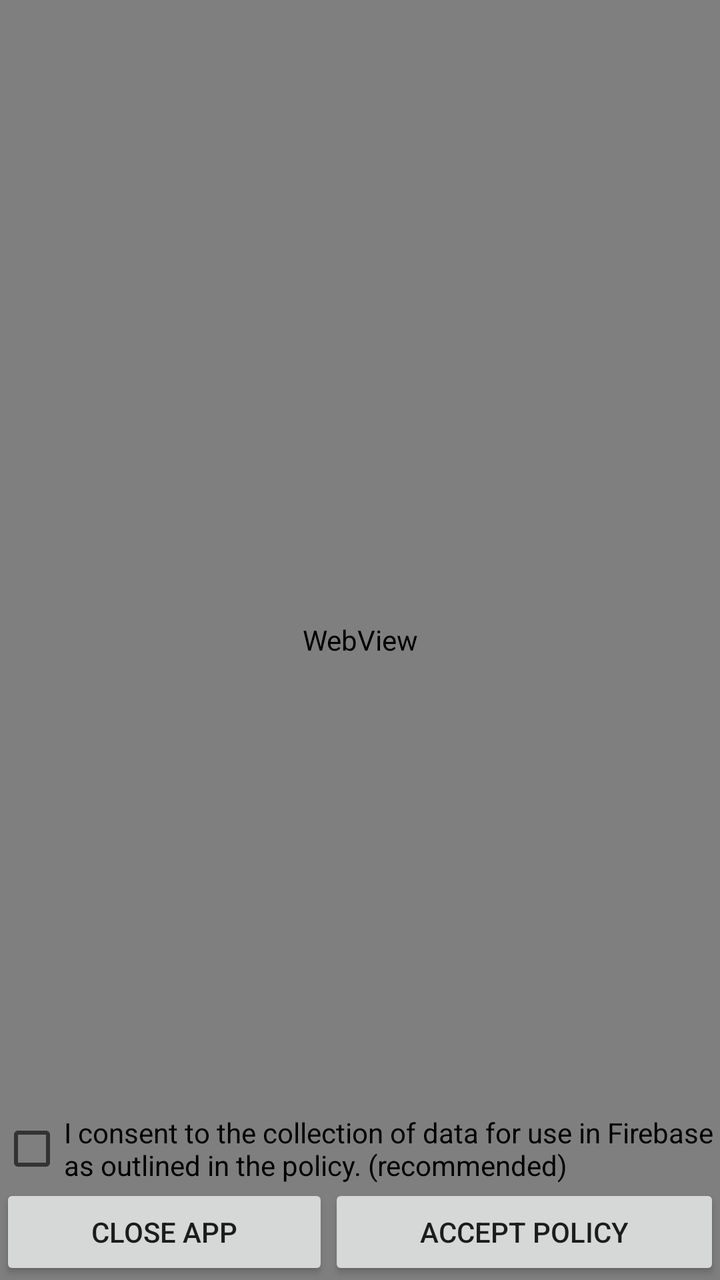
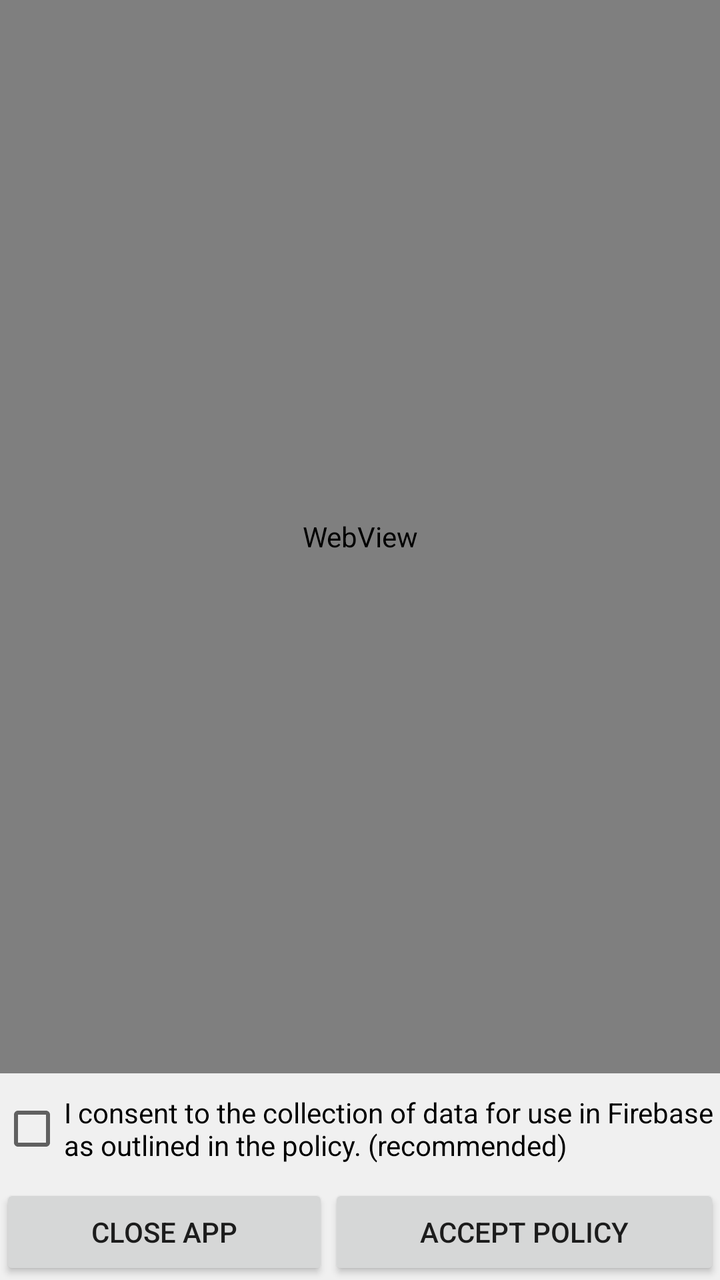

Two renders of the same Android screen: before a commit and after it. Below are the layout's source before the change and the commit's diff.
<!-- AndroidManifest.xml: activity theme AppTheme.NoActionBar -->
<!-- res/layout/fragment_consent.xml -->
<?xml version="1.0" encoding="utf-8"?>
<androidx.constraintlayout.widget.ConstraintLayout xmlns:android="http://schemas.android.com/apk/res/android"
    xmlns:tools="http://schemas.android.com/tools"
    android:layout_width="match_parent"
    android:layout_height="match_parent"
    xmlns:app="http://schemas.android.com/apk/res-auto"
    tools:context=".ConsentFragment">

    <WebView
        android:id="@+id/privacyWebView"
        android:layout_width="match_parent"
        android:layout_height="match_parent"
        app:layout_constraintBottom_toTopOf="@+id/firebaseConsent"
        app:layout_constraintTop_toTopOf="parent"
        app:layout_constraintVertical_bias="1.0" >

    </WebView>

    <CheckBox
        android:id="@+id/firebaseConsent"
        android:layout_width="wrap_content"
        android:layout_height="wrap_content"
        android:checked="false"
        android:text="I consent to the collection of data for use in Firebase as outlined in the policy. (recommended)"
        app:layout_constraintBottom_toTopOf="@+id/buttonLayout"
        app:layout_constraintEnd_toEndOf="parent"
        app:layout_constraintStart_toStartOf="parent" />

    <LinearLayout
        android:id="@+id/buttonLayout"
        android:layout_width="match_parent"
        android:layout_height="wrap_content"
        android:orientation="horizontal"
        app:layout_constraintBottom_toBottomOf="parent">

        <Button
            android:id="@+id/closeAppButton"
            android:layout_width="wrap_content"
            android:layout_height="wrap_content"
            android:layout_weight="1"
            android:text="Close App" />

        <Button
            android:id="@+id/acceptPolicyButton"
            android:layout_width="wrap_content"
            android:layout_height="wrap_content"
            android:layout_weight="1"
            android:text="Accept Policy" />
    </LinearLayout>

</androidx.constraintlayout.widget.ConstraintLayout>
<!-- resources referenced by this layout -->
<resources>
  <style name="AppTheme.NoActionBar">
          <item name="windowActionBar">false</item>
          <item name="windowNoTitle">true</item>
      </style>
</resources>

<!-- the commit's change to res/layout/fragment_consent.xml (unified diff, before → after) -->
@@ -1,20 +1,28 @@
 <?xml version="1.0" encoding="utf-8"?>
 <androidx.constraintlayout.widget.ConstraintLayout xmlns:android="http://schemas.android.com/apk/res/android"
+    xmlns:app="http://schemas.android.com/apk/res-auto"
     xmlns:tools="http://schemas.android.com/tools"
     android:layout_width="match_parent"
     android:layout_height="match_parent"
-    xmlns:app="http://schemas.android.com/apk/res-auto"
+    android:background="#F0F0F0"
     tools:context=".ConsentFragment">
 
     <WebView
         android:id="@+id/privacyWebView"
         android:layout_width="match_parent"
-        android:layout_height="match_parent"
+        android:layout_height="0dp"
+        app:layout_constraintBottom_toTopOf="@+id/space1"
+        app:layout_constraintTop_toTopOf="parent"
+        app:layout_constraintVertical_bias="1.0"
+        app:layout_constraintVertical_weight="1"></WebView>
+
+    <Space
+        android:id="@+id/space1"
+        android:layout_width="wrap_content"
+        android:layout_height="10dp"
         app:layout_constraintBottom_toTopOf="@+id/firebaseConsent"
-        app:layout_constraintTop_toTopOf="parent"
-        app:layout_constraintVertical_bias="1.0" >
-
-    </WebView>
+        app:layout_constraintEnd_toEndOf="parent"
+        app:layout_constraintStart_toStartOf="parent" />
 
     <CheckBox
         android:id="@+id/firebaseConsent"
@@ -22,6 +30,14 @@
         android:layout_height="wrap_content"
         android:checked="false"
         android:text="I consent to the collection of data for use in Firebase as outlined in the policy. (recommended)"
+        app:layout_constraintBottom_toTopOf="@+id/space2"
+        app:layout_constraintEnd_toEndOf="parent"
+        app:layout_constraintStart_toStartOf="parent" />
+
+    <Space
+        android:id="@+id/space2"
+        android:layout_width="wrap_content"
+        android:layout_height="10dp"
         app:layout_constraintBottom_toTopOf="@+id/buttonLayout"
         app:layout_constraintEnd_toEndOf="parent"
         app:layout_constraintStart_toStartOf="parent" />
@@ -46,6 +62,7 @@
             android:layout_height="wrap_content"
             android:layout_weight="1"
             android:text="Accept Policy" />
+
     </LinearLayout>
 
 </androidx.constraintlayout.widget.ConstraintLayout>
